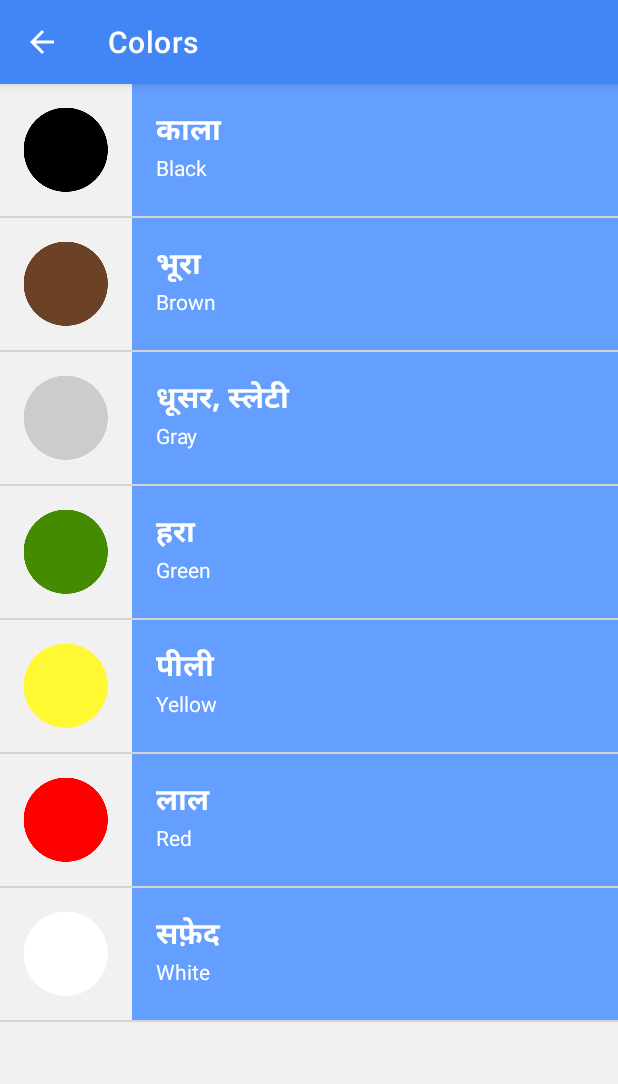
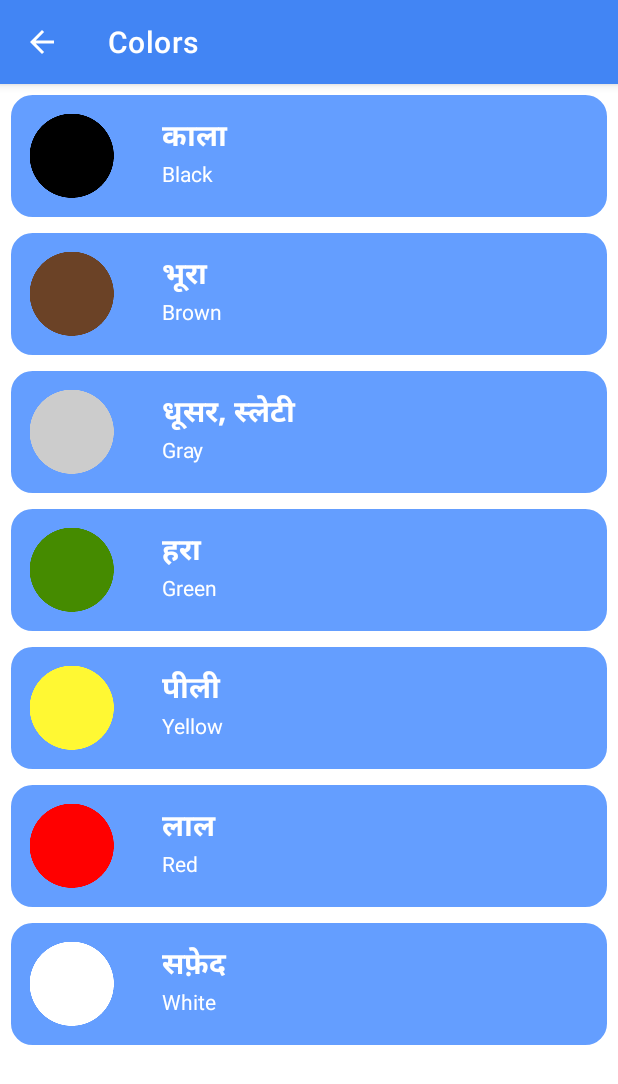
Before and after one commit to Abizer-R/LearnHindi, an Android app: the ColorsActivity screen opened directly, with no data from a screen before it, on a phone screen of 412 x 824 dp. Shown: the top 1084 px of the screen. Run offline under Robolectric (Android 15) with nearby library versions, the light colour scheme and no system bars.

Commit message:
Added rounded corner in ListView

```diff
--- a/app/src/main/java/com/example/englishtohindi/WordAdaptor.java
+++ b/app/src/main/java/com/example/englishtohindi/WordAdaptor.java
@@ -2,6 +2,7 @@ package com.example.englishtohindi;
 
 import android.app.Activity;
 import android.content.Context;
+import android.graphics.drawable.GradientDrawable;
 import android.view.LayoutInflater;
 import android.view.View;
 import android.view.ViewGroup;
@@ -53,10 +54,14 @@ public class WordAdaptor extends ArrayAdapter<Word> {
             imageView.setVisibility(View.GONE);
         }
 
+        View list_item = listItemView.findViewById(R.id.list_item);
+        int color = ContextCompat.getColor(getContext(), colorReference);
+        GradientDrawable bgShape = (GradientDrawable) list_item.getBackground();
+        bgShape.setColor(color);
 
-        View textContainer = listItemView.findViewById(R.id.textContainer);
-        int color = ContextCompat.getColor(getContext(), colorReference);
-        textContainer.setBackgroundColor(color);
+//        View textContainer = listItemView.findViewById(R.id.textContainer);
+//        int color = ContextCompat.getColor(getContext(), colorReference);
+//        textContainer.setBackgroundColor(color);
 
         return listItemView;
     }
--- a/app/src/main/res/drawable/rounded_corner.xml
+++ b/app/src/main/res/drawable/rounded_corner.xml
@@ -1,9 +1,9 @@
 <?xml version="1.0" encoding="utf-8"?>
 <shape xmlns:android="http://schemas.android.com/apk/res/android">
     <stroke
-        android:width="30dp" />
+        android:width="3dp" />
 
     <solid android:color="#ffffff" />
 
-    <corners android:radius="10dp" />
+    <corners android:radius="16dp" />
 </shape>
--- /dev/null
+++ b/app/src/main/res/drawable/rounded_corner_listview.xml
@@ -0,0 +1,12 @@
+<?xml version="1.0" encoding="utf-8"?>
+<shape
+    xmlns:android="http://schemas.android.com/apk/res/android"
+    android:shape="rectangle">
+
+    <stroke android:width="3dp"
+        android:color="@color/white"/>
+
+    <solid android:color="@color/white" />
+
+    <corners android:radius="16dp"/>
+</shape>
--- a/app/src/main/res/layout/list_item.xml
+++ b/app/src/main/res/layout/list_item.xml
@@ -3,7 +3,8 @@
     android:orientation="horizontal"
     android:layout_width="match_parent"
     android:layout_height="match_parent"
-    android:id="@+id/list_item" >
+    android:id="@+id/list_item"
+    android:background="@drawable/rounded_corner_listview">
 
     <ImageView
         android:id="@+id/imageView"
--- a/app/src/main/res/layout/word_list_layout.xml
+++ b/app/src/main/res/layout/word_list_layout.xml
@@ -11,6 +11,8 @@
         android:layout_width="match_parent"
         android:layout_height="match_parent"
         android:id="@+id/wordListView"
-        android:background="#F1F1F1"/>
+        android:divider="@null"
+        android:dividerHeight="4dp"
+        android:layout_margin="4dp"/>
 
 </LinearLayout>
```
